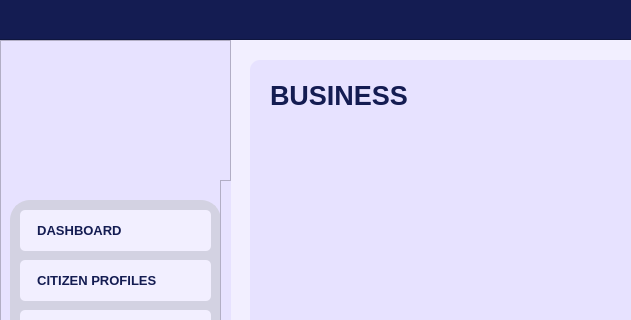
The window that UI/MainPages/business.ui (Yohhannn/Barangay-Records-Statistics-System) describes before a commit, drawn with Qt 5; both pictures show x 0 to 631 and y 0 to 320 of the 1350 by 850 pixel window.
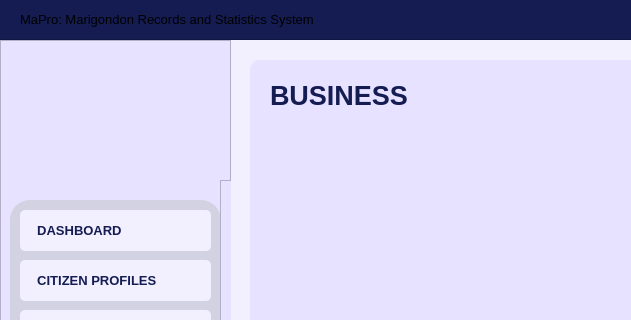
The same window after the commit. Icons and pictures are not drawn.

Commit message:
[ General Update V2.7.2 ] + Renamed App Name "MRSS" to "MaPro" + Small Changes on Dashboard UI
-JP

What changed in the file:
```diff
--- a/UI/MainPages/business.ui
+++ b/UI/MainPages/business.ui
@@ -659,6 +659,36 @@
    <property name="frameShadow">
     <enum>QFrame::Shadow::Raised</enum>
    </property>
+   <widget class="QLabel" name="title_bodyDashboardSystemTitle">
+    <property name="geometry">
+     <rect>
+      <x>30</x>
+      <y>0</y>
+      <width>471</width>
+      <height>41</height>
+     </rect>
+    </property>
+    <property name="font">
+     <font>
+      <family>Arial</family>
+      <pointsize>10</pointsize>
+      <bold>false</bold>
+     </font>
+    </property>
+    <property name="styleSheet">
+     <string notr="true">#title_bodyDashboardSystemTitle {
+	background-color: transparent;
+	color: #white;
+}
+</string>
+    </property>
+    <property name="text">
+     <string>MaPro: Marigondon Records and Statistics System</string>
+    </property>
+    <property name="alignment">
+     <set>Qt::AlignmentFlag::AlignLeading|Qt::AlignmentFlag::AlignLeft|Qt::AlignmentFlag::AlignVCenter</set>
+    </property>
+   </widget>
   </widget>
   <widget class="QFrame" name="border_blueLines2">
    <property name="geometry">
```
Left out of the diff: 16 changed lines with no effect on the pictures. The commit also changes 16 other files.
